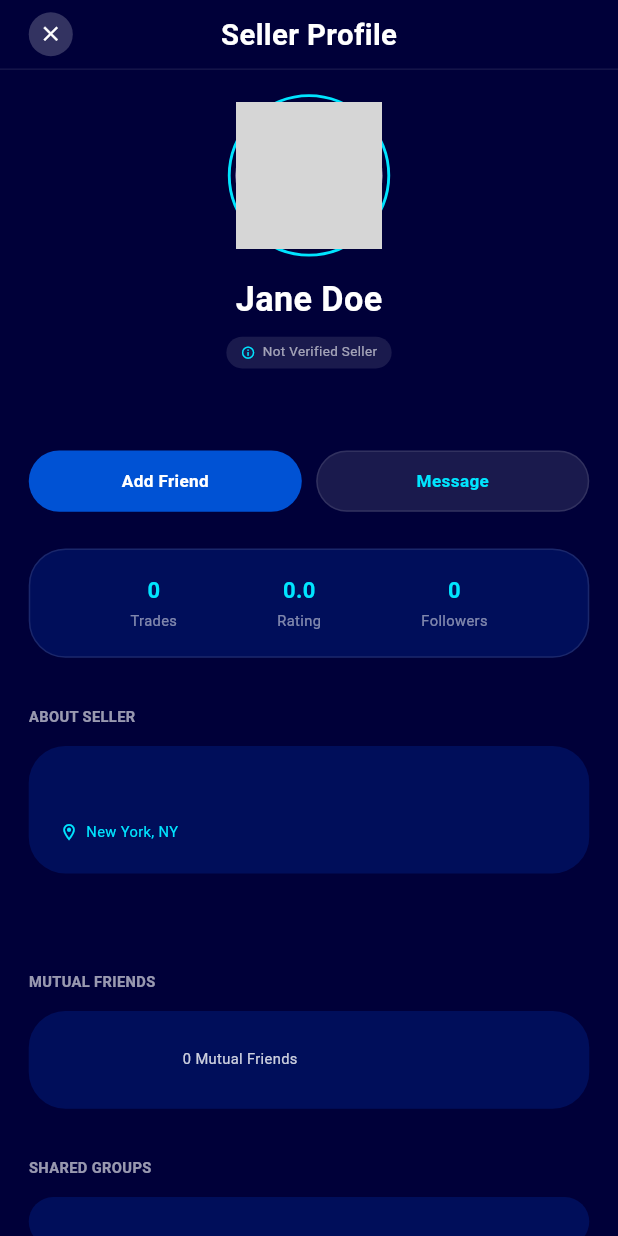
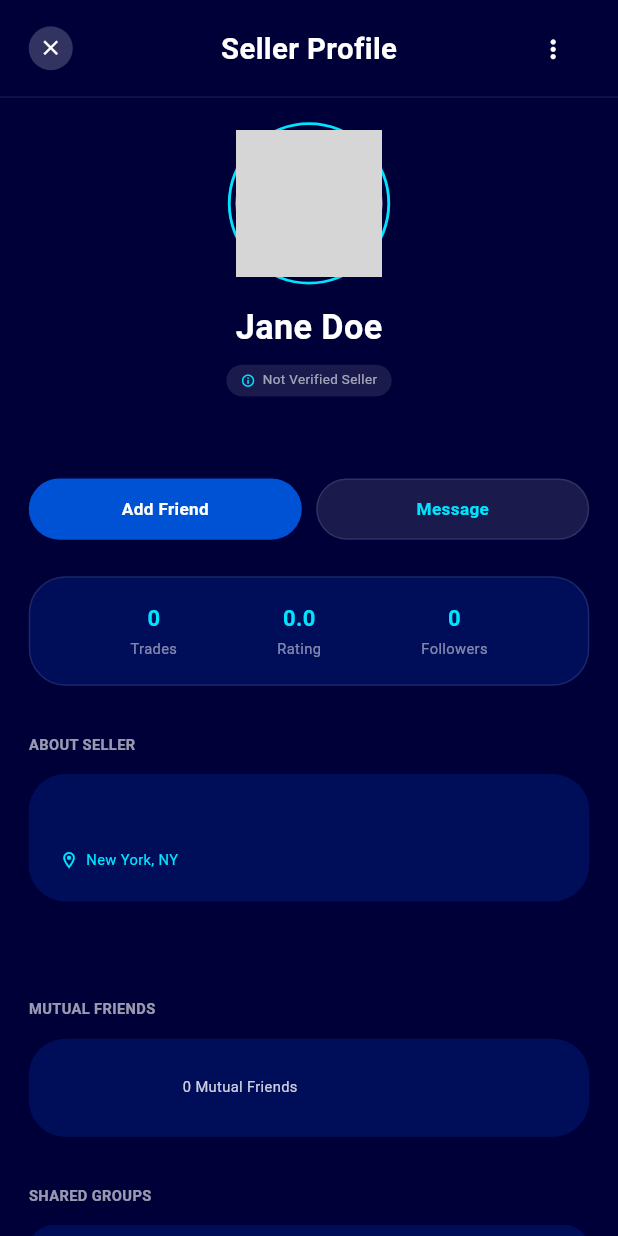
Before and after one commit to srsakilhossen302/Marketplace-apps---Bondi, a Flutter app: the SellerProfileScreen screen opened directly, on a phone screen of 412 x 824 dp. Run offline on Flutter 3.47's test engine with Material 3 defaults, Android fonts, the phone set to English and light mode, and no system bars; our stand-ins replace device_info_plus, flutter_screenutil, flutter_svg, get, image_picker, permission_handler and 2 more; accounts and stored records are empty; network calls fail; grey boxes are pictures that could not be loaded.

Commit message:
feat: implement product details, user/seller profile screens, and API service integration

```diff
--- a/lib/View/Screen/Profile/Controller/user_profile_controller.dart
+++ b/lib/View/Screen/Profile/Controller/user_profile_controller.dart
@@ -2,6 +2,7 @@
 import 'package:get/get.dart';
 import '../../../../service/api_url.dart';
 import '../../../../service/api_client.dart';
+import '../../../../helper/network_img/image_helper.dart';
 
 class UserProfileController extends GetxController {
   final userName = 'Alex Rivers'.obs;
@@ -43,7 +44,7 @@
 
           if (profileData['profileImage'] != null &&
               profileData['profileImage'].toString().isNotEmpty) {
-            userImage.value = profileData['profileImage'];
+            userImage.value = ImageHelper.formatImageUrl(profileData['profileImage'].toString());
           }
         }
       }
@@ -83,7 +84,7 @@
             'price': '\$${listing['price']?.toString() ?? '0'}',
             'status': (listing['status'] ?? 'ACTIVE').toString().toUpperCase(),
             'image': thumbnail.isNotEmpty
-                ? thumbnail
+                ? ImageHelper.formatImageUrl(thumbnail)
                 : 'https://randomuser.me/api/portraits/women/5.jpg',
             'rawData': listing,
           });
--- a/lib/View/Screen/Profile/view/seller_profile_screen.dart
+++ b/lib/View/Screen/Profile/view/seller_profile_screen.dart
@@ -120,6 +120,42 @@
                   fontWeight: FontWeight.bold,
                 ),
               ),
+              Align(
+                alignment: Alignment.centerRight,
+                child: Obx(() {
+                  final status = controller.relationshipStatus.value;
+                  if (status == 'blocked') {
+                    return const SizedBox.shrink();
+                  }
+                  return PopupMenuButton<String>(
+                    icon: Icon(Icons.more_vert, color: Colors.white, size: 24.sp),
+                    color: AppColors.cardColor,
+                    shape: RoundedRectangleBorder(
+                      borderRadius: BorderRadius.circular(15.r),
+                    ),
+                    onSelected: (value) {
+                      if (value == 'block') {
+                        controller.blockUser();
+                      }
+                    },
+                    itemBuilder: (context) => [
+                      PopupMenuItem<String>(
+                        value: 'block',
+                        child: Row(
+                          children: [
+                            Icon(Icons.block, color: Colors.redAccent, size: 18.sp),
+                            SizedBox(width: 8.w),
+                            Text(
+                              'Block User',
+                              style: TextStyle(color: Colors.white, fontSize: 14.sp),
+                            ),
+                          ],
+                        ),
+                      ),
+                    ],
+                  );
+                }),
+              ),
             ],
           ),
         ),
@@ -230,23 +266,71 @@
   Widget _buildActionButtons() {
     return Obx(() {
       final status = controller.relationshipStatus.value;
-      final sentByMe = controller.isFriendRequestSentByMe.value;
 
+      if (controller.isConnectionActionLoading.value) {
+        return Center(
+          child: SizedBox(
+            height: 50.h,
+            width: 50.w,
+            child: const CircularProgressIndicator(color: AppColors.accentColor),
+          ),
+        );
+      }
+
+      if (status == 'blocked') {
+        return Row(
+          children: [
+            Expanded(
+              child: _buildButton(
+                "Unblock",
+                isPrimary: true,
+                onTap: () => controller.unblockUser(),
+              ),
+            ),
+          ],
+        );
+      }
+
+      if (status == 'pending_received') {
+        return Row(
+          children: [
+            Expanded(
+              child: _buildButton(
+                "Accept",
+                isPrimary: true,
+                onTap: () => controller.acceptFriendRequest(),
+              ),
+            ),
+            SizedBox(width: 8.w),
+            Expanded(
+              child: _buildButton(
+                "Decline",
+                isPrimary: false,
+                onTap: () => controller.declineFriendRequest(),
+              ),
+            ),
+            SizedBox(width: 8.w),
+            Expanded(
+              child: _buildButton(
+                "Message",
+                isPrimary: false,
+                onTap: () => controller.startChat(),
+              ),
+            ),
+          ],
+        );
+      }
+
+      // Default states: 'none', 'pending_sent', 'friend' (or accepted)
       String connectionLabel = "Add Friend";
       VoidCallback connectionAction = () => controller.sendFriendRequest();
       bool isPrimary = true;
 
-      if (status == 'pending') {
-        if (sentByMe) {
+      if (status == 'pending_sent') {
         connectionLabel = "Cancel Request";
         connectionAction = () => controller.cancelFriendRequest();
         isPrimary = false;
-        } else {
-          connectionLabel = "Accept Request";
-          connectionAction = () => controller.acceptFriendRequest();
-          isPrimary = true;
-        }
-      } else if (status == 'accepted') {
+      } else if (status == 'friend' || status == 'accepted') {
         connectionLabel = "Unfriend";
         connectionAction = () => controller.removeFriend();
         isPrimary = false;
@@ -255,15 +339,7 @@
       return Row(
         children: [
           Expanded(
-            child: controller.isConnectionActionLoading.value
-                ? Center(
-                    child: SizedBox(
-                      height: 50.h,
-                      width: 50.w,
-                      child: const CircularProgressIndicator(color: AppColors.accentColor),
-                    ),
-                  )
-                : _buildButton(
+            child: _buildButton(
               connectionLabel,
               isPrimary: isPrimary,
               onTap: connectionAction,
--- a/lib/View/Widgegt/CustomCard/custom_listing_card.dart
+++ b/lib/View/Widgegt/CustomCard/custom_listing_card.dart
@@ -6,6 +6,7 @@
 import 'package:flutter_svg/flutter_svg.dart';
 import 'package:get/get.dart';
 import '../../../Model/home_models.dart';
+import '../../../helper/network_img/image_helper.dart';
 
 class CustomListingCard extends StatelessWidget {
   final ListingModel item;
@@ -41,7 +42,7 @@
                     top: Radius.circular(20.r),
                   ),
                   child: Image.network(
-                    item.image,
+                    ImageHelper.formatImageUrl(item.image),
                     height: 105.90914154052734.h, // Exact height from user
                     width: double.infinity,
                     fit: BoxFit.cover,
--- a/lib/service/api_url.dart
+++ b/lib/service/api_url.dart
@@ -11,13 +11,10 @@
   static const String listing = "$baseUrl/listing";
   static const String profile = "$baseUrl/profile/me";
   static const String updateProfile = "$baseUrl/profile/update";
-  static const String publicProfile = "$baseUrl/profile/public/id";
+  static const String publicProfile = "$baseUrl/profile/user";
   static const String sellerListings = "$baseUrl/listing/seller";
   static const String myListings = "$baseUrl/listing/me";
-  static const String friendRequest = "$baseUrl/social/friend-request";
-  static const String cancelRequest = "$baseUrl/social/cancel-request";
-  static const String acceptRequest = "$baseUrl/social/accept-request";
-  static const String removeFriend = "$baseUrl/social/remove-friend";
+  static const String social = "$baseUrl/social";
   static const String sendMessage = "$baseUrl/message/send";
   static const String conversation = "$baseUrl/conversation";
   static const String message = "$baseUrl/message";
```
Also changed, not shown: lib/View/Screen/ProductDetails/Controller/product_details_controller.dart (+16 -6 lines), lib/View/Screen/ProductDetails/view/product_details_screen.dart (+13 -5 lines), lib/View/Screen/Profile/Controller/edit_profile_controller.dart (+3 -4 lines), lib/View/Screen/Profile/Controller/seller_profile_controller.dart (+181 -24 lines), lib/helper/network_img/image_helper.dart (added, +27 -0 lines). Lines whose indentation alone changed are shown as unchanged.
